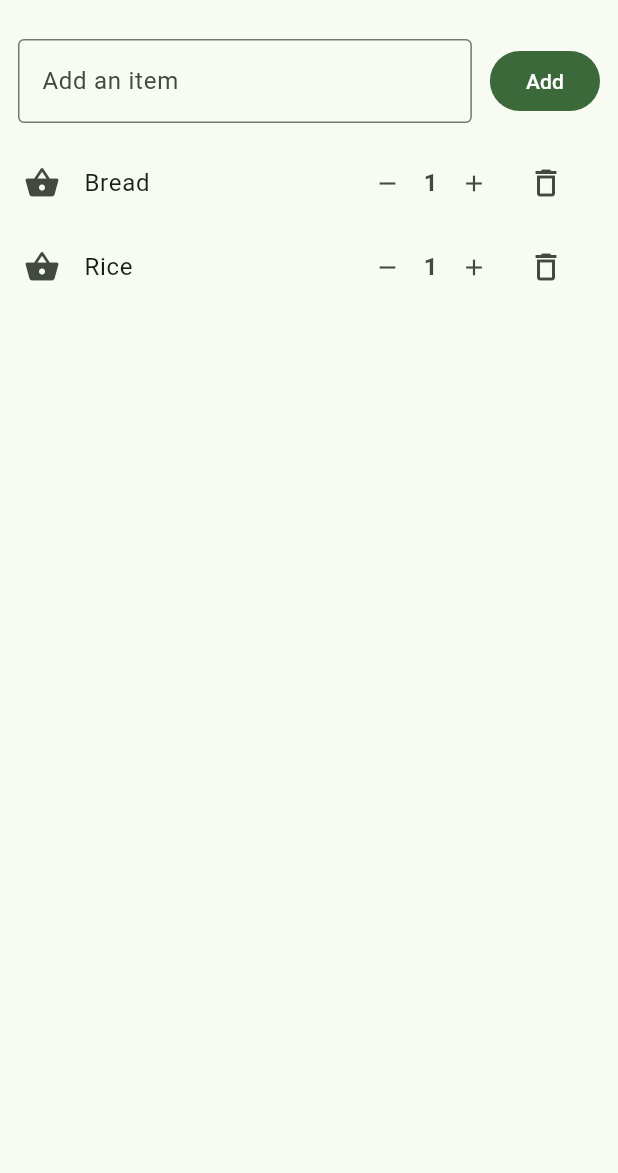
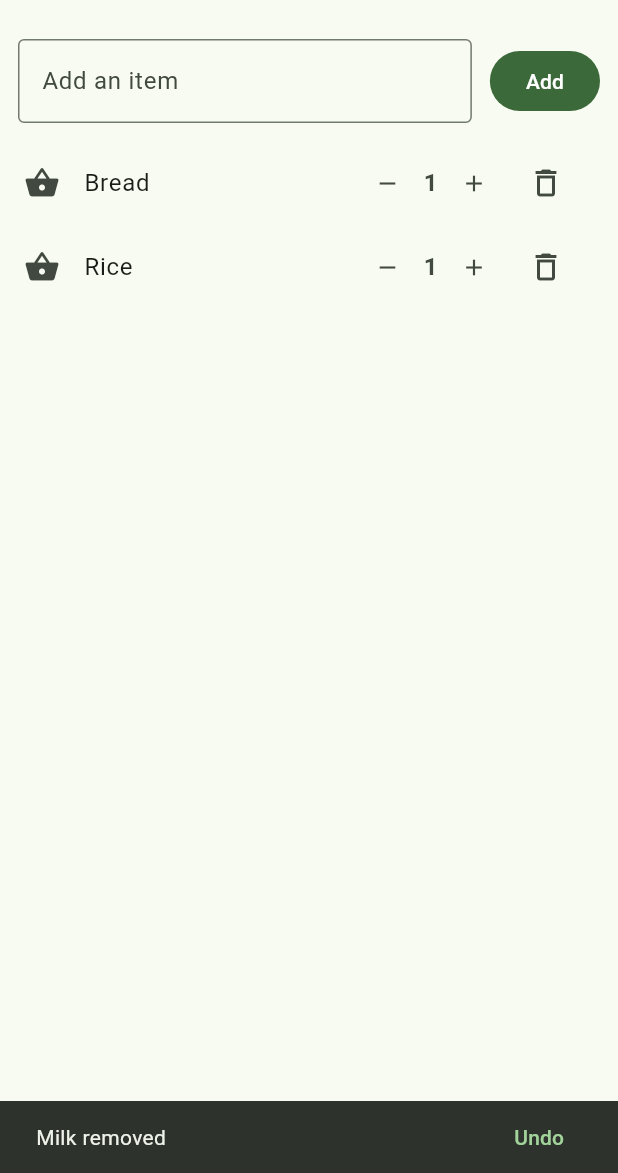
Before and after one commit to nshh123/shopping_list, a Flutter app: the screen it shows after launch, after a tap on the "delete outline" icon, on a phone screen of 412 x 824 dp, the part 63-1236 px from its top. Run offline on Flutter 3.47's test engine with Material 3 defaults, Android fonts, the phone set to English and light mode, and no system bars.

Commit message:
Part 4: undo

```diff
--- a/lib/main.dart
+++ b/lib/main.dart
@@ -45,13 +45,13 @@ class _HomeScreenState extends State<HomeScreen> {
   void addItem() {
     final text = controller.text.trim();
     if (text.isEmpty) {
+      ScaffoldMessenger.of(context).hideCurrentSnackBar();
       ScaffoldMessenger.of(context).showSnackBar(
         const SnackBar(content: Text('Type an item first')),
       );
       return;
     }
 
-    // Part 3: Check for duplicates (case-insensitive & trimmed)
     final existingIndex = items.indexWhere(
       (item) => item.name.trim().toLowerCase() == text.toLowerCase(),
     );
@@ -76,6 +76,29 @@ class _HomeScreenState extends State<HomeScreen> {
       items.add(Item(text));
     });
     controller.clear();
+  }
+
+  // Part 4: Delete with Undo
+  void deleteItem(Item item) {
+    final originalIndex = items.indexOf(item);
+    setState(() {
+      items.remove(item);
+    });
+
+    ScaffoldMessenger.of(context).hideCurrentSnackBar();
+    ScaffoldMessenger.of(context).showSnackBar(
+      SnackBar(
+        content: Text('${item.name} removed'),
+        action: SnackBarAction(
+          label: 'Undo',
+          onPressed: () {
+            setState(() {
+              items.insert(originalIndex, item);
+            });
+          },
+        ),
+      ),
+    );
   }
 
   @override
@@ -188,11 +211,7 @@ class _HomeScreenState extends State<HomeScreen> {
                             ),
                             IconButton(
                               icon: const Icon(Icons.delete_outline),
-                              onPressed: () {
-                                setState(() {
-                                  items.removeAt(index);
-                                });
-                              },
+                              onPressed: () => deleteItem(item),
                             ),
                           ],
                         ),
```
